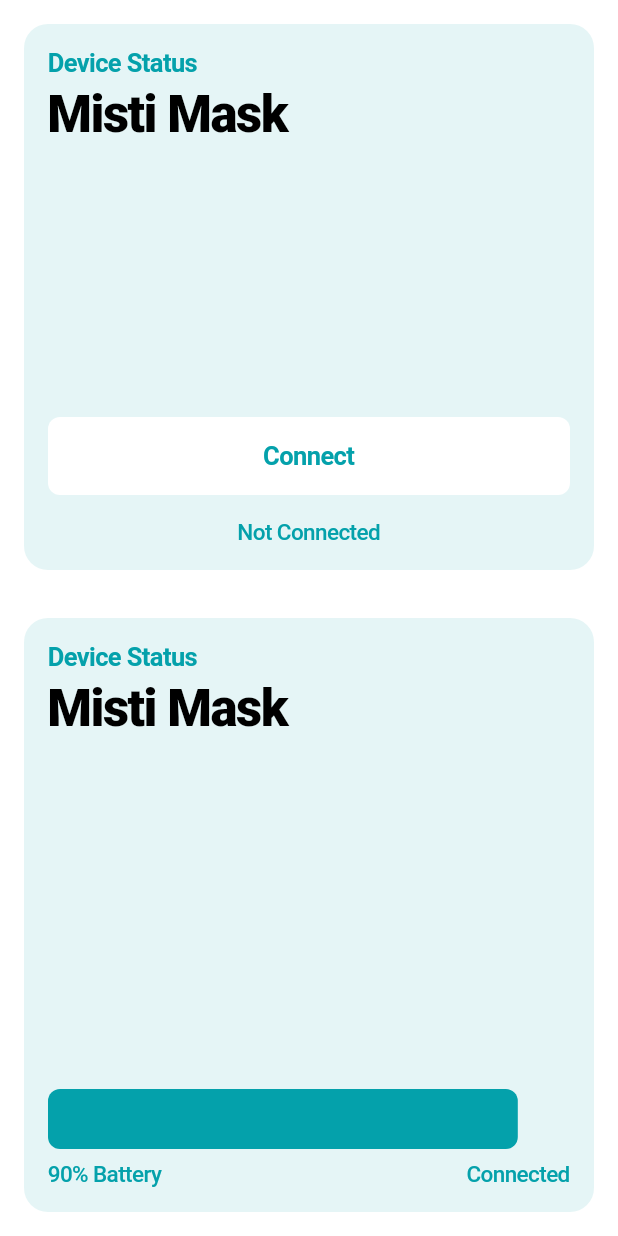
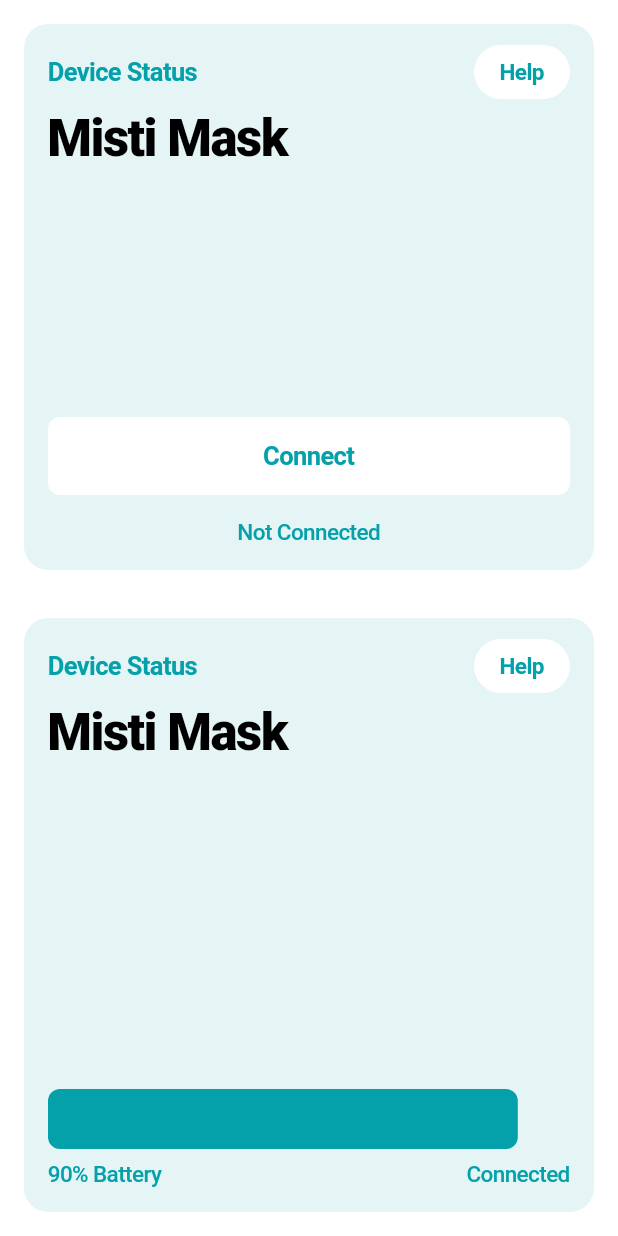
Before and after one commit to cjmlgrto/misti_app, a Flutter app: the screen it shows after launch, after a tap on "Connect", on a phone screen of 412 x 824 dp. Run offline on Flutter 3.47's test engine with Material 2 defaults, Android fonts, the phone set to English and light mode, and no system bars; our stand-ins replace flutter_blue_plus, permission_handler.

Commit message:
Add Help button

```diff
--- a/lib/constants.dart
+++ b/lib/constants.dart
@@ -59,6 +59,20 @@
       shape: MaterialStatePropertyAll<RoundedRectangleBorder>(
           RoundedRectangleBorder(borderRadius: BorderRadius.circular(8.0))));
 
+  static ButtonStyle buttonMiniPrimary = ButtonStyle(
+      textStyle: const MaterialStatePropertyAll<TextStyle>(TextStyle(
+          fontSize: 15,
+          fontWeight: FontWeight.w600,
+          letterSpacing: -0.4,
+          inherit: false)),
+      foregroundColor:
+          const MaterialStatePropertyAll<Color>(AppColors.accentPrimary),
+      backgroundColor:
+          const MaterialStatePropertyAll<Color>(AppColors.buttonBackground),
+      shadowColor: const MaterialStatePropertyAll<Color>(Colors.transparent),
+      shape: MaterialStatePropertyAll<RoundedRectangleBorder>(
+          RoundedRectangleBorder(borderRadius: BorderRadius.circular(48.0))));
+
   static ButtonStyle buttonSecondary = ButtonStyle(
       textStyle: const MaterialStatePropertyAll<TextStyle>(TextStyle(
           fontSize: 17,
--- a/lib/view.dart
+++ b/lib/view.dart
@@ -7,7 +7,13 @@
 
   const StatusScreen({super.key, required this.text});
 
-  void onConnectPressed() {}
+  void onConnectPressed() {
+    print("Connect Pressed");
+  }
+
+  void onHelpPressed() {
+    print("Help Pressed");
+  }
 
   @override
   Widget build(BuildContext context) {
@@ -23,16 +29,20 @@
                       child: Padding(
                         padding: const EdgeInsets.only(bottom: 32),
                         child: DeviceStatus(
-                            isConnected: false,
-                            batteryLevel: 0,
-                            onConnectPressed: onConnectPressed),
+                          isConnected: false,
+                          batteryLevel: 0,
+                          onConnectPressed: onConnectPressed,
+                          onHelpPressed: onHelpPressed,
+                        ),
                       ),
                     ),
                     Expanded(
                       child: DeviceStatus(
-                          isConnected: true,
-                          batteryLevel: 90,
-                          onConnectPressed: onConnectPressed),
+                        isConnected: true,
+                        batteryLevel: 90,
+                        onConnectPressed: onConnectPressed,
+                        onHelpPressed: onHelpPressed,
+                      ),
                     )
                   ])),
         ));
--- a/lib/widgets/status.dart
+++ b/lib/widgets/status.dart
@@ -4,23 +4,32 @@
 class DeviceStatus extends StatelessWidget {
   final bool isConnected;
   final int batteryLevel;
+
   final void Function() onConnectPressed;
+  final void Function() onHelpPressed;
 
   const DeviceStatus(
       {super.key,
       required this.isConnected,
       required this.batteryLevel,
-      required this.onConnectPressed});
+      required this.onConnectPressed,
+      required this.onHelpPressed});
 
   Column titleLockup() {
     return Column(
       crossAxisAlignment: CrossAxisAlignment.start,
       children: [
-        Padding(
-          padding: const EdgeInsets.only(bottom: 4),
-          child: Text("Device Status",
-              style:
-                  TextStyles.subtitle.copyWith(color: AppColors.accentPrimary)),
+        Row(
+          mainAxisAlignment: MainAxisAlignment.spaceBetween,
+          children: [
+            Text("Device Status",
+                style: TextStyles.subtitle
+                    .copyWith(color: AppColors.accentPrimary)),
+            ElevatedButton(
+                onPressed: onHelpPressed,
+                style: ButtonStyles.buttonMiniPrimary,
+                child: const Text("Help"))
+          ],
         ),
         const Text("Misti Mask", style: TextStyles.title)
       ],
@@ -118,7 +127,7 @@
           color: AppColors.surfacePrimary,
           borderRadius: BorderRadius.all(Radius.circular(16))),
       child: Padding(
-        padding: const EdgeInsets.all(16),
+        padding: const EdgeInsets.fromLTRB(16, 8, 16, 16),
         child: Column(
           mainAxisAlignment: MainAxisAlignment.spaceBetween,
           crossAxisAlignment: CrossAxisAlignment.start,
```
